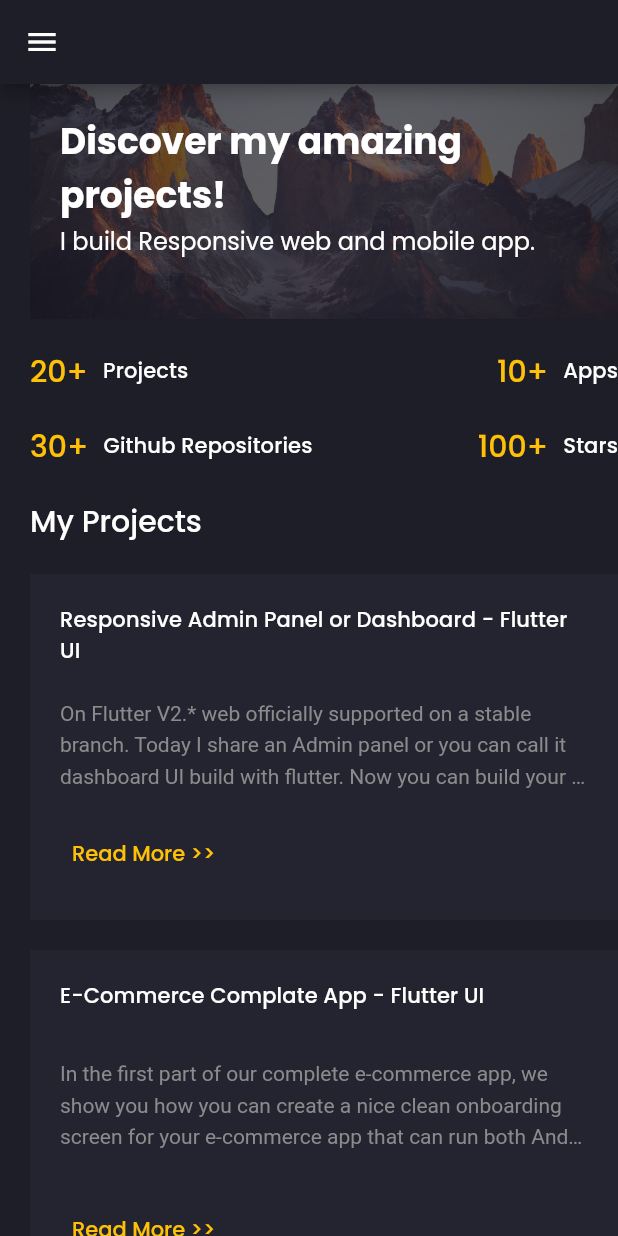
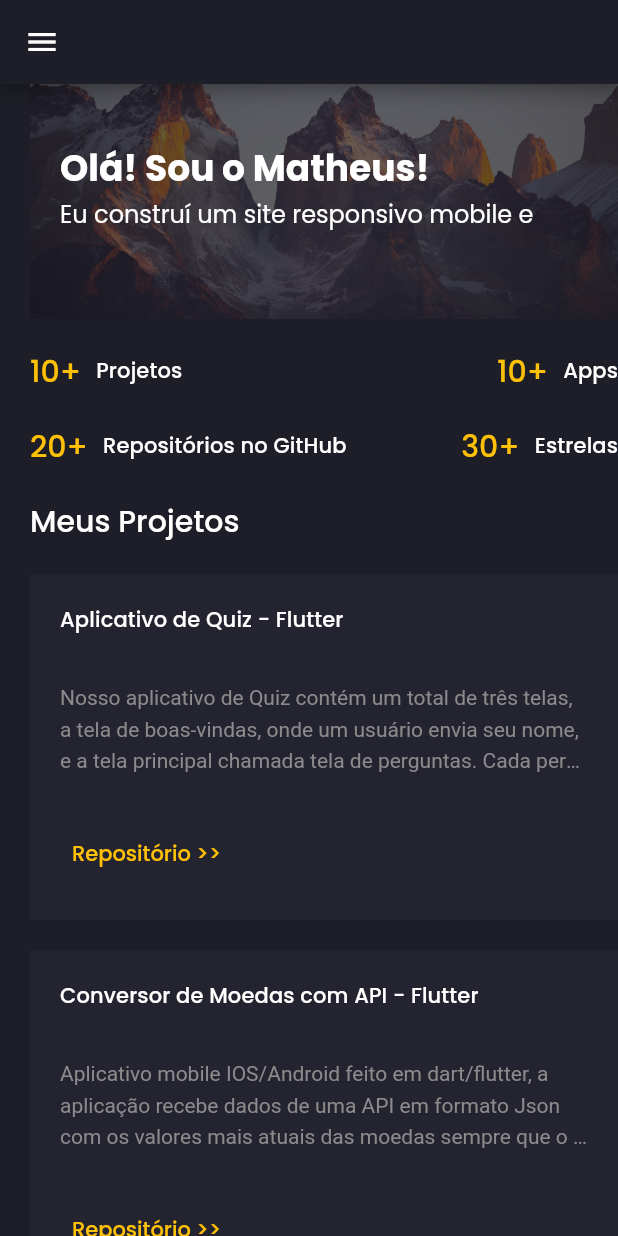
Before and after one commit to matheus2-andrade/Flutter---ResponsiveAnimatedPortfolioWebsiteAndApp, a Flutter app: the screen it shows after launch, on a phone screen of 412 x 824 dp. Run offline on Flutter 3.47's test engine with Material 2 defaults, Android fonts, the phone set to English and light mode, and no system bars; drawn by our look-alikes of animated_text_kit; our stand-ins replace flutter_svg, google_fonts; missing offline and left inert: dart:html.

Commit message:
update in the site

```diff
--- a/lib/models/Project.dart
+++ b/lib/models/Project.dart
@@ -1,26 +1,29 @@
 class Project {
-  final String? title, description;
+  final String? title, description, link;
 
-  Project({this.title, this.description});
+  Project({this.title, this.description, this.link});
 }
 
 List<Project> projects = [
   Project(
-    title: "Responsive Admin Panel or Dashboard - Flutter UI",
+    title: "Aplicativo de Quiz - Flutter",
     description:
-        "On Flutter V2.* web officially supported on a stable branch. Today I share an Admin panel or you can call it dashboard UI build with flutter. Now you can build your app dashboard using flutter. This dashboard contains almost everything that you need like a chart, table, nice small card for showing info.",
+        "Nosso aplicativo de Quiz contém um total de três telas, a tela de boas-vindas, onde um usuário envia seu nome, e a tela principal chamada tela de perguntas. Cada pergunta tem 4 opções, uma vez que o usuário clica na opção se a resposta estiver correta, ela fica verde, caso contrário, vermelha. E a tela de pontuação final, onde você pode verificar sua pontuação.",
+    link: "https://github.com/matheus2-andrade/QuizApp-Flutter"
   ),
   Project(
-    title: "E-Commerce Complate App - Flutter UI",
+    title: "Conversor de Moedas com API - Flutter",
     description:
-        "In the first part of our complete e-commerce app, we show you how you can create a nice clean onboarding screen for your e-commerce app that can run both Andriod and iOS devices because it builds with flutter. Then on the second episode, we build a Sign in, Forgot Password screen with a custom error indicator.",
+        "Aplicativo mobile IOS/Android feito em dart/flutter, a aplicação recebe dados de uma API em formato Json com os valores mais atuais das moedas sempre que o app é aberto. O App lê esse arquivo Json, localiza os valores das respectivas moedas e atribui seus valores a variaveis.",
+        link: "https://github.com/matheus2-andrade/ConversorDeMoedas"
   ),
   Project(
-    title: "Outlook Email App Redesign - Flutter Fully Responsive Design UI",
+    title: "To do List - Flutter",
     description:
-        "We redesign the outlook app also make it responsive so that you can run it everywhere on your phone, tab, or web. In this flutter responsive video, we will show you the real power of flutter. Make mobile, web, and desktop app from a single codebase.",
+        "Aplicativo de lista de tarefas que possibilita adicionar e remover tarefas, marcar concluidas, recuperar tarefas excluidas, filtragem de tarefas e armazenamento local.",
+        link: "https://github.com/matheus2-andrade/To_Do_List"
   ),
-  Project(
+  /*Project(
     title: "Chat/Messaging App Light and Dark Theme - Flutter UI",
     description:
         "Today we gonna build messing/chat app #ui using #flutter that runs both Android and iOS devices also has a dark and light theme. We create in total 4 screens all of that support both Dark Theme and Light Theme. At first, we design a welcome screen that contains an image with a tag line also has a skip button.",
@@ -34,5 +37,5 @@ List<Project> projects = [
     title: "Covid-19 App - Flutter UI",
     description:
         "We redesign the outlook app also make it responsive so that you can run it everywhere on your phone, tab, or web. In this flutter responsive video, we will show you the real power of flutter. Make mobile, web, and desktop app from a single codebase.",
-  ),
+  ),*/
 ];
--- a/lib/models/Recommendation.dart
+++ b/lib/models/Recommendation.dart
@@ -6,27 +6,27 @@ class Recommendation {
 
 final List<Recommendation> recommendations = [
   Recommendation(
-    name: "Kolapo Obanewa",
-    source: "Linkedin",
+    name: "Melquisedeque Costa",
+    source: "Analista de infraestrutura Pleno",
     text:
-        "I have had the pleasure of working with Matheus on two flutter projects and what strikes me the most about his work is his ability to write clean and reusable codes with best practices. He is hardworking and makes it so easy to transcribe ideas into beautiful and testable flutter apps. He is a Flutter/Dart gem and has my highest recommendation",
+        "Tive a oportunidade de trabalhar com Matheus ainda quando ele era estagiário e apesar da carga horária reduzida ele conseguia se destacar através de seus resultados e entendimento da linguagem flutter. Recomendo Matheus em qualquer lugar que eu for.",
   ),
   Recommendation(
-    name: "Reza Shahbazi",
-    source: "Linkedin",
+    name: "Lucas Fernando",
+    source: "Front-End Developer",
     text:
-        "Matheus is a great asset for any organization. It's a true pleasure working with him at TakeIn. His flutter skill is amazing as well as his professionalism and being a good team player. Abu's problem solving skill is also one of his great skills.",
+        "Matheus é um rapaz extremamente inteligente, calmo, focado e competente, sempre está em busca de adquirir novos conhecimentos, adora desafios e sabe ouvir os outros pontos de vista dos companheiros de time.",
   ),
   Recommendation(
-    name: "Diadem",
-    source: "YouTube",
+    name: "Thiago Hercules",
+    source: "Dev. Manager",
     text:
-        "I like your way you doing your project and you taught us. After I watch this I like and hit the subscribe button and then watch your video playlist one by one!! Within three hours, I learned a lot! I share your channel in my college WhatsApp group!",
+        "Tive a oportunidade de estudar com Matheus a muitos anos atrás. Desde então não mudou sua postura enquanto pessoa e profissional, recentemente trabalhamos juntos como freelancers e tive a oportunidade de acompanhar seu desenvolvimento enquanto programador, é um profissional completo.",
   ),
   Recommendation(
-    name: "Roshan Shetty",
-    source: "YouTube",
+    name: "Felipe Melo de Almeida",
+    source: "WEB Design | Front-End",
     text:
-        "Very straightforward, professional and also the best flutter developer! It will be great if you add some comments to your steps with 0.5 seconds pause before implementing this step. By meaning of steps, I mean not the basic, but structural steps, like 10-20 steps per video. However, thank you very much!",
+        "Matheus é uma pessoa dedicada, buscando sempre estar atualizado nas tecnologias que são tendência no mercado. Visando praticidade na sua forma de trabalhar, mantém seu ambiente sempre preparado para novos desafios, sempre focando nos detalhes, e assim, destacando-se pela qualidade no que produz.",
   ),
 ];
--- a/lib/screens/home/components/high_lights_info.dart
+++ b/lib/screens/home/components/high_lights_info.dart
@@ -22,10 +22,10 @@ class HighLightsInfo extends StatelessWidget {
                   children: [
                     HeighLight(
                         counter: AnimatedCounter(
-                          value: 20,
+                          value: 10,
                           text: "+",
                         ),
-                        label: "Projects"),
+                        label: "Projetos"),
                     HeighLight(
                         counter: AnimatedCounter(
                           value: 10,
@@ -40,16 +40,16 @@ class HighLightsInfo extends StatelessWidget {
                   children: [
                     HeighLight(
                         counter: AnimatedCounter(
+                          value: 20,
+                          text: "+",
+                        ),
+                        label: "Repositórios no GitHub"),
+                    HeighLight(
+                        counter: AnimatedCounter(
                           value: 30,
                           text: "+",
                         ),
-                        label: "Github Repositories"),
-                    HeighLight(
-                        counter: AnimatedCounter(
-                          value: 100,
-                          text: "+",
-                        ),
-                        label: "Stars"),
+                        label: "Estrelas"),
                   ],
                 )
               ],
@@ -59,10 +59,10 @@ class HighLightsInfo extends StatelessWidget {
               children: [
                 HeighLight(
                     counter: AnimatedCounter(
-                      value: 20,
+                      value: 10,
                       text: "+",
                     ),
-                    label: "Projects"),
+                    label: "Projetos"),
                 HeighLight(
                     counter: AnimatedCounter(
                       value: 10,
@@ -71,16 +71,16 @@ class HighLightsInfo extends StatelessWidget {
                     label: "Apps"),
                 HeighLight(
                     counter: AnimatedCounter(
+                      value: 20,
+                      text: "+",
+                    ),
+                    label: "Repositórios no Github"),
+                HeighLight(
+                    counter: AnimatedCounter(
                       value: 30,
                       text: "+",
                     ),
-                    label: "Github Repositories"),
-                HeighLight(
-                    counter: AnimatedCounter(
-                      value: 100,
-                      text: "+",
-                    ),
-                    label: "Stars"),
+                    label: "Estrelas"),
               ],
             ),
     );
--- a/lib/screens/home/components/home_banner.dart
+++ b/lib/screens/home/components/home_banner.dart
@@ -4,6 +4,7 @@
 
 import '../../../constants.dart';
 import '../home_screen.dart';
+import 'dart:html' as html;
 
 class HomeBanner extends StatelessWidget {
   const HomeBanner({
@@ -29,7 +30,7 @@
               mainAxisAlignment: MainAxisAlignment.center,
               children: [
                 Text(
-                  "Discover my amazing \nprojects!",
+                  "Olá! Sou o Matheus!",
                   style: Responsive.isDesktop(context)
                       ? Theme.of(context).textTheme.headline3!.copyWith(
                             fontWeight: FontWeight.bold,
@@ -46,7 +47,10 @@
                 SizedBox(height: defaultPadding),
                 if (!Responsive.isMobileLarge(context))
                   ElevatedButton(
-                    onPressed: () {},
+                    onPressed: () {
+                      html.window.open(
+                          "https://github.com/matheus2-andrade", "Github");
+                    },
                     style: TextButton.styleFrom(
                       padding: EdgeInsets.symmetric(
                           horizontal: defaultPadding * 2,
@@ -54,7 +58,7 @@
                       backgroundColor: primaryColor,
                     ),
                     child:
-                        Text("EXPLORE NOW", style: TextStyle(color: darkColor)),
+                        Text("VEJA MAIS", style: TextStyle(color: darkColor)),
                   )
               ],
             ),
@@ -80,7 +84,7 @@
           if (!Responsive.isMobileLarge(context)) FlutterCodedText(),
           if (!Responsive.isMobileLarge(context))
             SizedBox(width: defaultPadding / 2),
-          Text("I build "),
+          Text("Eu construí um "),
           Responsive.isMobile(context)
               ? Expanded(child: AnimatedText())
               : AnimatedText(),
@@ -102,11 +106,11 @@
   Widget build(BuildContext context) {
     return AnimatedTextKit(
       animatedTexts: [
-        TyperAnimatedText("Responsive web and mobile app.",
+        TyperAnimatedText("site responsivo mobile e web.",
             speed: Duration(milliseconds: 60)),
-        TyperAnimatedText("complete e-Commerce app UI.",
+        TyperAnimatedText("e-Commerce completo.",
             speed: Duration(milliseconds: 60)),
-        TyperAnimatedText("Chat app with dark and light theme.",
+        TyperAnimatedText("app de chat.",
             speed: Duration(milliseconds: 60))
       ],
     );
--- a/lib/screens/home/components/my_projects.dart
+++ b/lib/screens/home/components/my_projects.dart
@@ -16,7 +16,7 @@ class MyProjects extends StatelessWidget {
       crossAxisAlignment: CrossAxisAlignment.start,
       children: [
         Text(
-          "My Projects",
+          "Meus Projetos",
           style: Theme.of(context).textTheme.headline6,
         ),
         const SizedBox(
@@ -63,6 +63,7 @@ class ProjectsGridView extends StatelessWidget {
         ),
         itemBuilder: (context, index) => ProjectCard(
               project: projects[index],
+
             ));
   }
 }
--- a/lib/screens/home/components/project_card.dart
+++ b/lib/screens/home/components/project_card.dart
@@ -1,6 +1,7 @@
 import 'package:flutter/material.dart';
 import 'package:Matheus_Andrade/models/Project.dart';
 import 'package:Matheus_Andrade/responsive.dart';
+import 'dart:html' as html;
 
 import '../../../constants.dart';
 
@@ -35,9 +36,11 @@ class ProjectCard extends StatelessWidget {
           ),
           Spacer(),
           TextButton(
-              onPressed: () {},
+              onPressed: () {
+                html.window.open(project.link.toString(), project.link.toString());
+              },
               child: Text(
-                "Read More >>",
+                "Repositório >>",
                 style: TextStyle(color: primaryColor),
               ))
         ],
--- a/lib/screens/home/components/recommendations.dart
+++ b/lib/screens/home/components/recommendations.dart
@@ -17,7 +17,7 @@ class Recommendations extends StatelessWidget {
         crossAxisAlignment: CrossAxisAlignment.start,
         children: [
           Text(
-            "Recommendations",
+            "Recomendações",
             style: Theme.of(context).textTheme.headline6,
           ),
           const SizedBox(
--- a/lib/screens/main/components/coding.dart
+++ b/lib/screens/main/components/coding.dart
@@ -24,7 +24,7 @@ class Coding extends StatelessWidget {
         AnimatedLinearProgressIndicator(percentage: 0.7, label: "Javascript",),
         AnimatedLinearProgressIndicator(percentage: 0.9, label: "HTML",),
         AnimatedLinearProgressIndicator(percentage: 0.75, label: "CSS",),
-        AnimatedLinearProgressIndicator(percentage: 0.6, label: "Javascript",)
+        AnimatedLinearProgressIndicator(percentage: 0.5, label: "Amazon AWS",)
       ],
     );
   }
--- a/lib/screens/main/components/knowledges.dart
+++ b/lib/screens/main/components/knowledges.dart
@@ -17,7 +17,7 @@ class Knowledges extends StatelessWidget {
         Padding(
       padding: const EdgeInsets.symmetric(vertical: defaultPadding),
       child: Text(
-        "Knowledges",
+        "Conhecimentos",
         style: Theme.of(context).textTheme.subtitle2,
       ),
         ),
--- a/lib/screens/main/components/side_menu.dart
+++ b/lib/screens/main/components/side_menu.dart
@@ -26,13 +26,13 @@ class SideMenu extends StatelessWidget {
               padding: EdgeInsets.all(defaultPadding),
               child: Column(
                 children: [
-                  AreaInfoText(title: "Residence", text: "Brasil"),
+                  AreaInfoText(title: "País", text: "Brasil"),
                   AreaInfoText(
-                    title: "City",
+                    title: "Cidade",
                     text: "Recife-PE",
                   ),
                   AreaInfoText(
-                    title: "Age",
+                    title: "Idade",
                     text: "19",
                   ),
                   Skills(),
```
Also changed, not shown: 5 other files.
